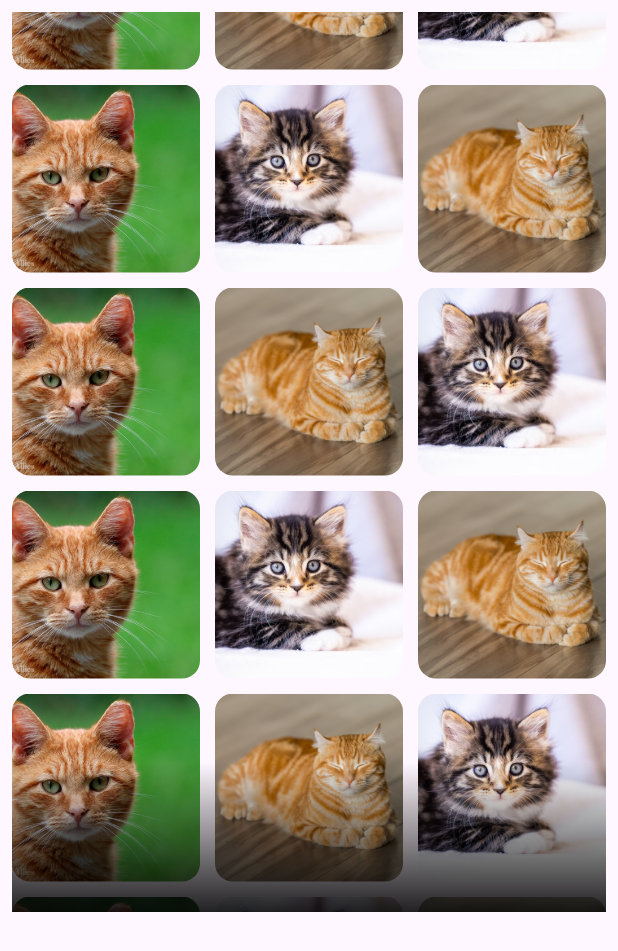
After one commit to meliheng/flutter-archieve, a Flutter app: the screen it shows after launch, on a phone screen of 412 x 824 dp. The commit adds this screen. Shown: the top 951 px of the screen. Run offline on Flutter 3.47's test engine with Material 3 defaults, Android fonts, the phone set to English and light mode, and no system bars; our stand-ins replace auto_route, carousel_slider, expandable_page_view, flutter_bloc.

Commit message:
new commit

```diff
--- a/lib/main.dart
+++ b/lib/main.dart
@@ -1,4 +1,4 @@
-import 'package:anims/views/listview/views/notification_view.dart';
+import 'package:anims/views/onboarding/onboarding_view.dart';
 import 'package:flutter/material.dart';
 
 void main() {
@@ -25,7 +25,7 @@ class _MainAppState extends State<MainApp> {
     return MaterialApp(
       theme: isDark ? ThemeData.dark() : ThemeData.light(),
       debugShowCheckedModeBanner: false,
-      home: const NotificationView(),
+      home: const OnboardingView(),
     );
   }
 }
--- /dev/null
+++ b/lib/views/onboarding/onboarding_view.dart
@@ -0,0 +1,112 @@
+import 'dart:async';
+
+import 'package:flutter/material.dart';
+
+class OnboardingView extends StatefulWidget {
+  const OnboardingView({super.key});
+
+  @override
+  State<OnboardingView> createState() => _OnboardingViewState();
+}
+
+class _OnboardingViewState extends State<OnboardingView> {
+  final ScrollController _scrollController = ScrollController();
+  final List<String> images = List.generate(10, (i) {
+    if (i % 3 == 0) return 'assets/cat3.jpg';
+    return 'assets/cat1.jpg';
+  });
+  late Timer _scrollTimer;
+  final double _scrollSpeed = 1.0; // Piksel cinsinden scroll hızı
+  String getImage(int index) {
+    if (index % 3 == 0) return 'assets/cat3.jpg';
+    if (index % 2 == 0) return 'assets/cat2.jpg';
+    return 'assets/cat1.jpg';
+  }
+
+  @override
+  void initState() {
+    super.initState();
+    _startAutoScroll();
+  }
+
+  void _startAutoScroll() {
+    _scrollTimer = Timer.periodic(Duration(milliseconds: 16), (_) {
+      if (_scrollController.hasClients) {
+        final maxScroll = _scrollController.position.maxScrollExtent;
+        final currentScroll = _scrollController.offset;
+
+        if (currentScroll < maxScroll) {
+          _scrollController.jumpTo(currentScroll + _scrollSpeed);
+        } else {
+          // En sona gelince başa dön
+          _scrollController.jumpTo(0);
+        }
+      }
+    });
+  }
+
+  @override
+  void dispose() {
+    _scrollTimer.cancel();
+    _scrollController.dispose();
+    super.dispose();
+  }
+
+  @override
+  Widget build(BuildContext context) {
+    return Scaffold(
+  body: Padding(
+    padding: const EdgeInsets.all(8.0),
+    child: Center(
+      child: Column(
+        children: [
+          SizedBox(
+            height: 600,
+            child: Stack(
+              children: [
+                GridView.builder(
+                  controller: _scrollController,
+                  gridDelegate: const SliverGridDelegateWithFixedCrossAxisCount(
+                    crossAxisCount: 3,
+                    mainAxisSpacing: 10,
+                    crossAxisSpacing: 10,
+                  ),
+                  itemBuilder: (context, index) {
+                    return ClipRRect(
+                      borderRadius: BorderRadius.circular(12.0),
+                      child: Image.asset(getImage(index), fit: BoxFit.cover),
+                    );
+                  },
+                ),
+                // Alt gölge efekti
+                Positioned(
+                  bottom: 0,
+                  left: 0,
+                  right: 0,
+                  height: 100, // gölge yüksekliği
+                  child: IgnorePointer(
+                    child: Container(
+                      decoration: const BoxDecoration(
+                        gradient: LinearGradient(
+                          begin: Alignment.topCenter,
+                          end: Alignment.bottomCenter,
+                          colors: [
+                            Colors.transparent,
+                            Colors.black87, // veya Colors.black54
+                          ],
+                        ),
+                      ),
+                    ),
+                  ),
+                ),
+              ],
+            ),
+          ),
+        ],
+      ),
+    ),
+  ),
+)
+;
+  }
+}
--- a/pubspec.yaml
+++ b/pubspec.yaml
@@ -28,3 +28,5 @@ dev_dependencies:
 
 flutter:
   uses-material-design: true
+  assets:
+    - assets/
```
Also changed, not shown: assets/cat1.jpg (added), assets/cat2.jpg (added), assets/cat3.jpg (added).
